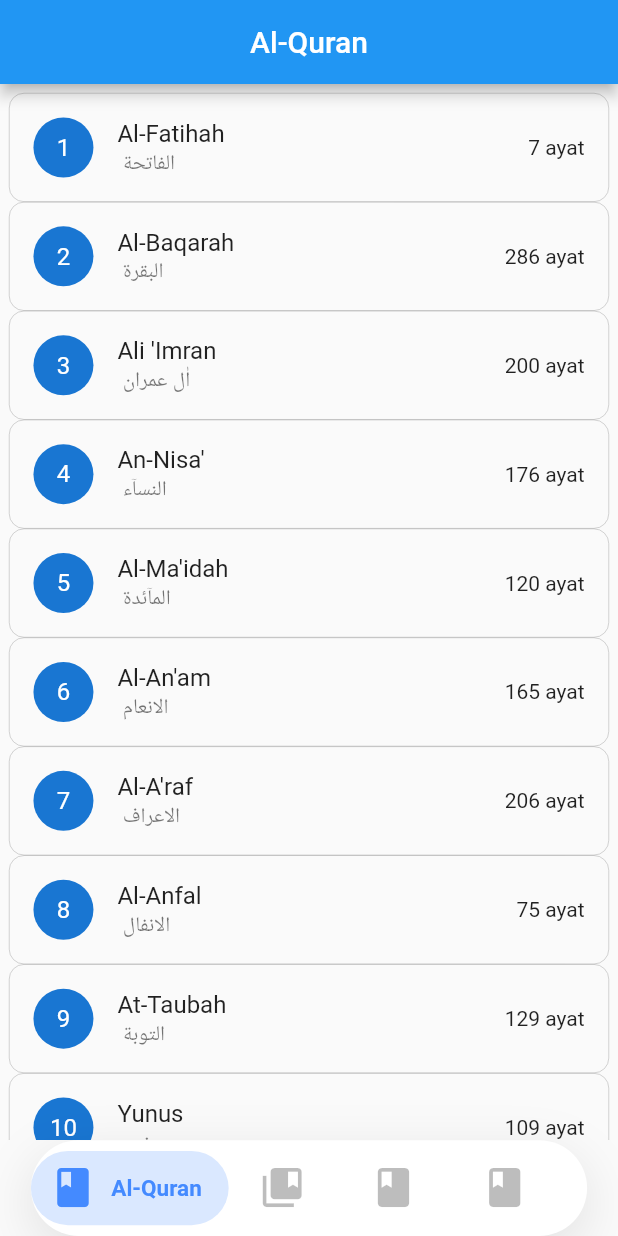
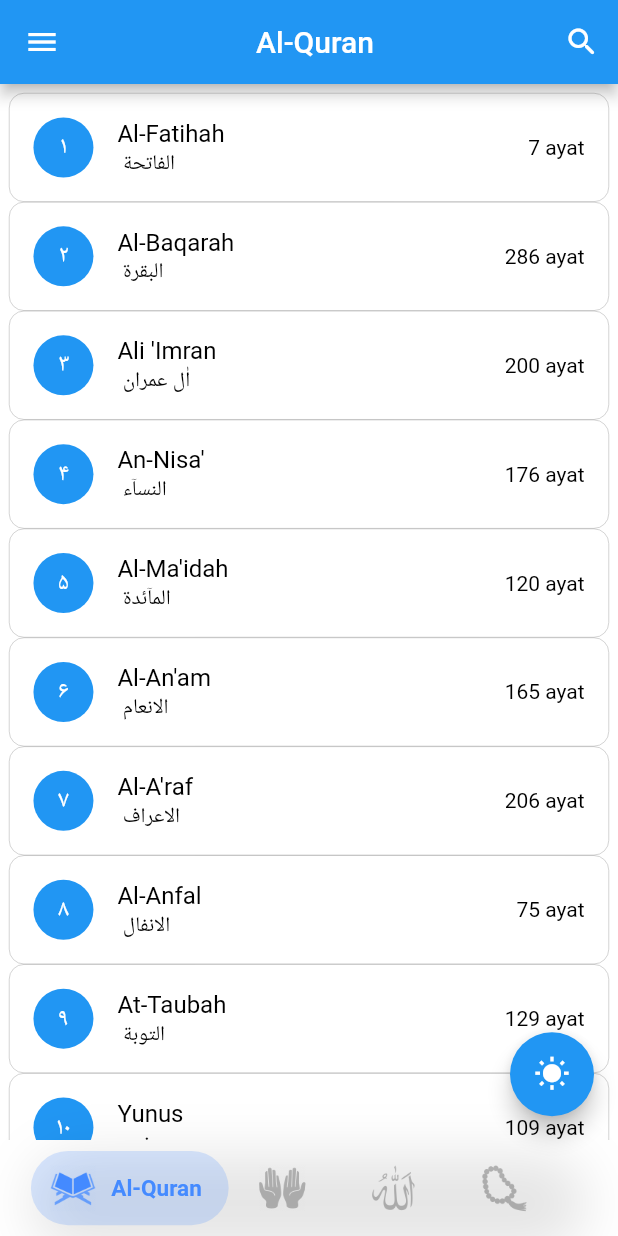
Before and after one commit to rozinhilmi/My-Alquran-Mobile, a Flutter app: the screen it shows after launch, on a phone screen of 412 x 824 dp. Run offline on Flutter 3.47's test engine with Material 2 defaults, Android fonts, the phone set to English and light mode, and no system bars; project files that could hold a hidden picture were left out.

Commit message:
Add files via upload

```diff
--- a/lib/Pages/Doa.dart
+++ b/lib/Pages/Doa.dart
@@ -38,7 +38,7 @@ class _HalamanDoaState extends State<HalamanDoa> {
                             // print(i.toString());
                             Navigator.push(context, Transition(DoaItem(i)));
                           },
-                          title: Text(listDoa[i]['judul'].toString()),
+                          title: Text(listDoa[i]['judul'].toString(),style: TextStyle(color: isDark == true? Colors.white : Colors.black)),
                           // trailing: Text(listDoa[i]['footnote'].toString()),
                         ),
                       )
--- a/lib/Pages/DoaItem.dart
+++ b/lib/Pages/DoaItem.dart
@@ -20,6 +20,7 @@ class _DoaItemState extends State<DoaItem> {
         future: readJsonListDoa(),
         builder: (context,data){
           return  MaterialApp(
+            theme: isDark == true ? ThemeData.dark() : ThemeData.light(),
             home: Scaffold(
                 appBar: AppBar(
                   title: Row(
--- a/lib/Pages/HomePage.dart
+++ b/lib/Pages/HomePage.dart
@@ -22,6 +22,7 @@ class _HomePageState extends State<HomePage> {
             child: Column(
               children: [
                 for(int i=0;i<(listSurah.length);i++)
+                  (listSurah[i]['surat_name'].toString().toLowerCase()).contains(alquranSearch.toLowerCase()) ?
                     Container(
                       decoration: BoxDecoration(
                         borderRadius: BorderRadius.circular(10),
@@ -34,14 +35,16 @@ class _HomePageState extends State<HomePage> {
 
                           Navigator.push(context, Transition(Surat(listSurah[i]["id"])));
                         },
-                      title: Text(listSurah[i]['surat_name'].toString()),
-                      subtitle: Text(listSurah[i]['surat_text'].toString()),
+                        title: Text(listSurah[i]['surat_name'].toString(),style: TextStyle(color: isDark == true? Colors.white : Colors.black),),
+                        subtitle: Text(listSurah[i]['surat_text'].toString(),style: TextStyle(color: isDark == true? Colors.white : Colors.black)),
                         leading: CircleAvatar(
-                        child: Text(listSurah[i]['id'].toString()),
+                          backgroundColor: isDark == true ? Colors.black.withOpacity(.5) : Colors.blue,
+                          child: Text(replaceFarsiNumber(listSurah[i]['id'].toString()),style: TextStyle(color: Colors.white)),
                         ),
-                      trailing: Text(listSurah[i]['count_ayat'].toString()+ " ayat")
+                        trailing: Text(listSurah[i]['count_ayat'].toString()+ " ayat",style: TextStyle(color: isDark == true? Colors.white : Colors.black))
                       ),
-                  ),
+                    ) : Container()
+
                 // Text(listSurah[i]["surat_name"])
 
               ],
--- a/lib/Pages/MainPage.dart
+++ b/lib/Pages/MainPage.dart
@@ -3,7 +3,10 @@ import 'package:flutter/services.dart';
 import 'package:flutter/widgets.dart';
 import 'package:json/Pages/AsmaulHusna.dart';
 import 'package:json/Pages/Doa.dart';
+import 'package:json/Pages/Dzikir.dart';
+import '../main.dart';
 import 'HomePage.dart';
+import 'Zakat.dart';
 
 
 
@@ -16,6 +19,7 @@ class MyApp extends StatefulWidget {
 }
 
 class MyAppState extends State<MyApp> {
+  bool isAlquranSearch = false;
   @override
   Widget build(BuildContext context) {
     var thisPage;
@@ -39,17 +43,94 @@ class MyAppState extends State<MyApp> {
     }
     else if(widget.currentIndex == 3){
       setState(() {
-        thisPage = Center(child: AsmaulHusna(),);
+        thisPage = Center(child: Dzikir(),);
       });
     }
     return Scaffold(
+        drawer: Drawer(
+          child: Container(
+            color: isDark == false ? Colors.white : Colors.black,
+            child: ListView(
+              children: [
+                ElevatedButton(
+                    style: ElevatedButton.styleFrom(
+                      primary: isDark == true ? Colors.grey : Colors.blue
+                    ),
+                    onPressed: (){
+                      Navigator.push(context,Transition(Zakat()));
+                    },
+                    child: Text("Zakat")
+                )
+              ],
+            ),
+          ),
+        ),
         appBar: AppBar(
+          backgroundColor: isDark == true ? Color.fromRGBO(40,36,36, 1) : null,
           centerTitle: true,
-        title: Text(
-          widget.currentIndex == 0 ? 'Al-Quran' : widget.currentIndex == 1 ? "Doa" :"Asmaul Husna",
+          title: !isAlquranSearch ?
+          Center(
+            child: Text(
+              widget.currentIndex == 0 ? 'Al-Quran' : widget.currentIndex == 1 ? "Doa" : widget.currentIndex == 2 ? "Asmaul Husna" : "Dzikir",
             ),
+          ) :
+
+          TextField(
+            onSubmitted: (value) {
+              setState(() {
+                alquranSearch = value.toString();
+              });
+            },
+            style: TextStyle(color: Colors.white),
+            decoration: InputDecoration(
+                icon: Icon(Icons.search_rounded, color: Colors.white),
+                hintText: "search surat",
+                hintStyle: TextStyle(color: Colors.white)),
+          ),
+          actions: <Widget>[
+            isAlquranSearch
+                ? IconButton(
+              icon: Icon(Icons.cancel),
+              onPressed: () {
+                setState(() {
+                  this.isAlquranSearch = !this.isAlquranSearch;
+                  alquranSearch = "";
+                });
+              },
+            )
+                : IconButton(
+              icon: Icon(Icons.search_rounded),
+              onPressed: () {
+                setState(() {
+                  this.isAlquranSearch = !this.isAlquranSearch;
+                });
+              },
+            )
+          ],
+
 
         ),
+        floatingActionButton: FloatingActionButton(
+          backgroundColor: isDark == true ? (Colors.black) : (Colors.blue),
+          onPressed: (){},
+          child: IconButton(
+            icon: isDark == true ? Icon(Icons.dark_mode) : Icon(Icons.wb_sunny ),
+            onPressed: (){
+              setState(() {
+                if(isDark == true){
+                  isDark = false;
+                  print(isDark);
+                }
+                else{
+                  isDark = true;
+                  print(isDark);
+                }
+              });
+            },
+          ),
+        ),
+        backgroundColor: isDark == true ? Color.fromRGBO(48,44,44, 1) : Colors.white,
+
 
 
         body: thisPage,
@@ -57,7 +138,7 @@ class MyAppState extends State<MyApp> {
           margin: EdgeInsets.symmetric(horizontal: displayWidth * .05),
           height: displayWidth * .155,
           decoration: BoxDecoration(
-          color: Colors.white,
+            color: Colors.transparent ,
             boxShadow: [
               BoxShadow(
                 color: Colors.black.withOpacity(.1),
@@ -98,7 +179,7 @@ class MyAppState extends State<MyApp> {
                       width: index == widget.currentIndex ? displayWidth * .32 : 0,
                       decoration: BoxDecoration(
                         color: index == widget.currentIndex
-                          ? Colors.blueAccent.withOpacity(.2)
+                            ? isDark == false ? Colors.blueAccent.withOpacity(.2) : Colors.white.withOpacity(.6)
                             : Colors.transparent,
                         borderRadius: BorderRadius.circular(50),
                       ),
@@ -130,7 +211,7 @@ class MyAppState extends State<MyApp> {
                                     ? '${listOfStrings[index]}'
                                     : '',
                                 style: TextStyle(
-                                color: Colors.blueAccent,
+                                  color: isDark == false ? Colors.blueAccent : Colors.black ,
                                   fontWeight: FontWeight.w600,
                                   fontSize: 15,),
                               ),
@@ -145,11 +226,12 @@ class MyAppState extends State<MyApp> {
                               width:
                               index == widget.currentIndex ? displayWidth * .03 : 20,
                             ),
-                          Icon(
+                            ImageIcon(
+
                               listOfIcons[index],
                               size: displayWidth * .076,
                               color: index == widget.currentIndex
-                                ? Colors.blueAccent
+                                  ? isDark == false ? Colors.blueAccent : Colors.black
                                   : Colors.black26,
                             ),
                           ],
@@ -163,20 +245,21 @@ class MyAppState extends State<MyApp> {
           ),
         ),
 
+
     );
   }
 
-  List<IconData> listOfIcons = [
-    Icons.book,
-    Icons.collections_bookmark,
-    Icons.book,
-    Icons.book,
+  List<AssetImage> listOfIcons = [
+    AssetImage("icon/Alquran.png"),
+    AssetImage("icon/doa.png"),
+    AssetImage("icon/asmaul_husna.png"),
+    AssetImage("icon/dzikir.png"),
   ];
 
   List<String> listOfStrings = [
     'Al-Quran',
     'Doa',
     'Asmaul',
-    'Asmaul'
+    'Dzikir',
   ];
 }
--- a/lib/main.dart
+++ b/lib/main.dart
@@ -35,11 +35,31 @@ Future<void> readJsonAsmaulHusna() async {
   listAsmaulHusna =  data;
 }
 
+String replaceFarsiNumber(String input) {
+  const english = ['0', '1', '2', '3', '4', '5', '6', '7', '8', '9'];
+  const farsi = ['۰', '۱', '۲', '۳', '۴', '۵', '۶', '۷', '۸', '۹'];
+
+  for (int i = 0; i < english.length; i++) {
+    input = input.replaceAll(english[i], farsi[i]);
+  }
+
+  return input;
+}
+
+bool isDark = false;
+
+String alquranSearch = "";
+
+int dzikirCounter = 0;
+
+double hasilZakat = 0;
+
 
 void main() {
 
 
   runApp(MaterialApp(
+
     home: MyApp(0),
   ));
 }
```
Also changed, not shown: lib/Pages/AsmaulHusna.dart (+5 -4 lines), lib/Pages/Dzikir.dart (added, +49 -0 lines), lib/Pages/Surat.dart (+6 -2 lines), lib/Pages/Zakat.dart (added, +75 -0 lines). Lines whose indentation alone changed are shown as unchanged.
